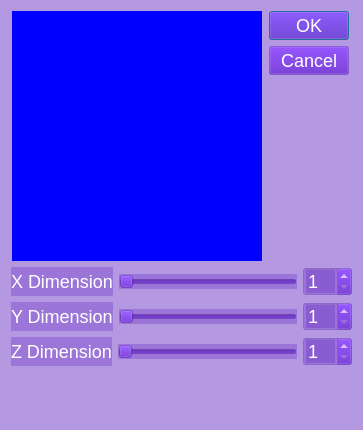
First picture: the form in Escultor/TheClass/newfigdialog.ui, repository YZhLu/DCA1202, before the edit.
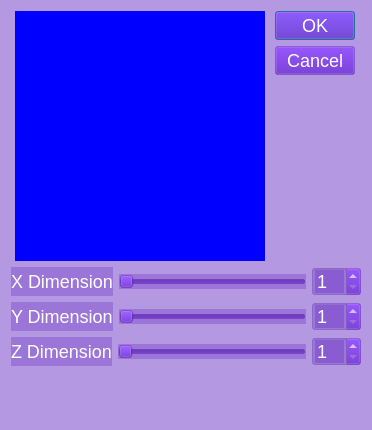
Second picture: the form after the edit. Icons and pictures are not drawn.

```diff
--- a/Escultor/TheClass/newfigdialog.ui
+++ b/Escultor/TheClass/newfigdialog.ui
@@ -6,7 +6,7 @@
    <rect>
     <x>0</x>
     <y>0</y>
-    <width>363</width>
+    <width>372</width>
     <height>430</height>
    </rect>
   </property>
```
Left out of the diff: 10 changed lines with no effect on the pictures.
